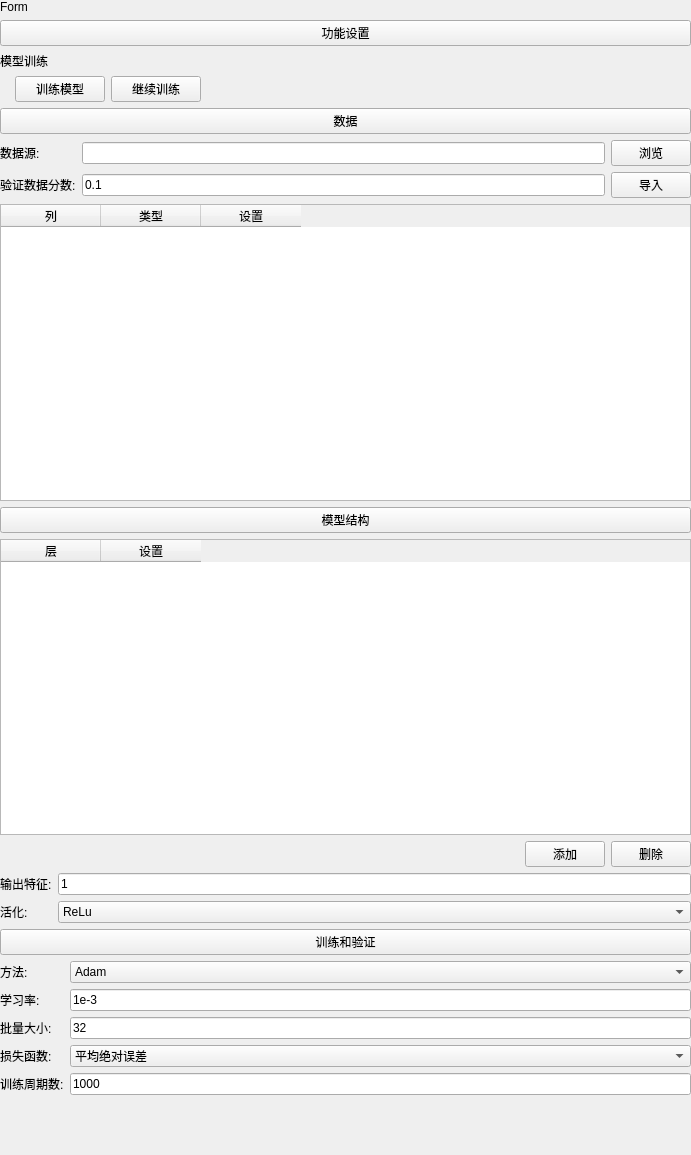
Above: plugins/Base_SurrogateModel/DNNModel.ui from asd977/base_cae before the change. Below: the same form after it.
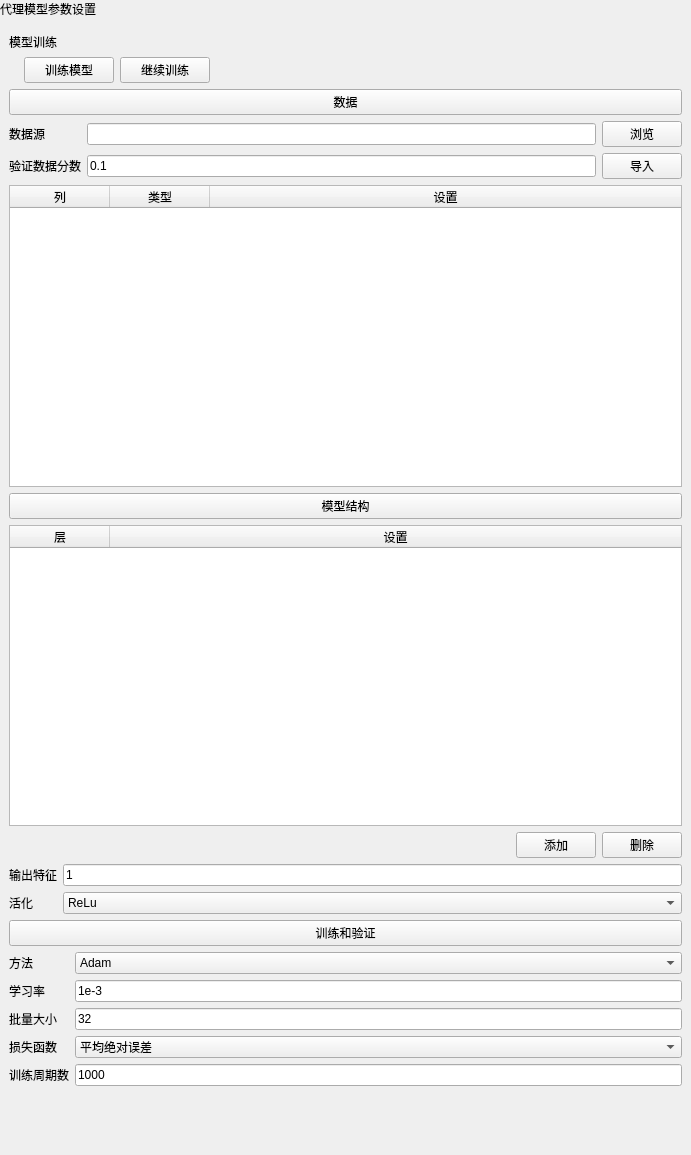
That is the form after the change.

```diff
--- a/plugins/Base_SurrogateModel/DNNModel.ui
+++ b/plugins/Base_SurrogateModel/DNNModel.ui
@@ -30,19 +30,35 @@
     <number>0</number>
    </property>
       <item>
-    <widget class="QLabel" name="pageNameLabel">
+    <widget class="QLabel" name="pageHeaderLabel">
+     <property name="sizePolicy">
+      <sizepolicy hsizetype="Preferred" vsizetype="Fixed">
+       <horstretch>0</horstretch>
+       <verstretch>0</verstretch>
+      </sizepolicy>
+     </property>
      <property name="text">
-      <string>Form</string>
+      <string>代理模型参数设置</string>
      </property>
     </widget>
    </item>
    <item>
-    <widget class="QPushButton" name="sectionTitleButton">
-     <property name="text">
-      <string>功能设置</string>
+    <layout class="QVBoxLayout" name="contentLayout">
+     <property name="leftMargin">
+      <number>9</number>
      </property>
-    </widget>
-   </item>
+     <property name="topMargin">
+      <number>9</number>
+     </property>
+     <property name="rightMargin">
+      <number>9</number>
+     </property>
+     <property name="bottomMargin">
+      <number>9</number>
+     </property>
+     <property name="spacing">
+      <number>6</number>
+     </property>
 <item>
     <widget class="QLabel" name="label_2">
      <property name="text">
@@ -131,12 +147,19 @@
    <item>
     <layout class="QGridLayout" name="gridLayout_3">
      <item row="0" column="1">
-      <widget class="QLineEdit" name="sourceFilelineEdit" />
+        <widget class="QLineEdit" name="sourceFilelineEdit">
+         <property name="minimumSize">
+          <size>
+           <width>10</width>
+           <height>0</height>
+          </size>
+         </property>
+        </widget>
      </item>
      <item row="0" column="0">
       <widget class="QLabel" name="label">
        <property name="text">
-        <string>数据源:</string>
+          <string>数据源</string>
        </property>
       </widget>
      </item>
@@ -162,7 +185,7 @@
      <item row="1" column="0">
       <widget class="QLabel" name="label_11">
        <property name="text">
-        <string>验证数据分数:</string>
+          <string>验证数据分数</string>
        </property>
       </widget>
      </item>
@@ -171,6 +194,12 @@
        <property name="text">
         <string>0.1</string>
        </property>
+         <property name="minimumSize">
+          <size>
+           <width>10</width>
+           <height>0</height>
+          </size>
+         </property>
       </widget>
      </item>
      <item row="1" column="2">
@@ -192,7 +221,7 @@
     <widget class="QTableWidget" name="sourceFileTableWidget">
      <property name="minimumSize">
       <size>
-       <width>0</width>
+         <width>10</width>
        <height>150</height>
       </size>
      </property>
@@ -211,6 +240,9 @@
        <string>设置</string>
       </property>
      </column>
+       <attribute name="horizontalHeaderStretchLastSection">
+        <bool>true</bool>
+       </attribute>
     </widget>
    </item>
    <item>
@@ -224,7 +256,7 @@
    <widget class="QTableWidget" name="layerWidget">
  <property name="minimumSize">
   <size>
-   <width>0</width>
+         <width>10</width>
    <height>200</height>
   </size>
  </property>
@@ -244,8 +276,10 @@
    <string>设置</string>
   </property>
  </column>
-</widget>
-
+       <attribute name="horizontalHeaderStretchLastSection">
+        <bool>true</bool>
+       </attribute>
+      </widget>
    </item>
    <item>
     <layout class="QHBoxLayout" name="horizontalLayout_3">
@@ -295,7 +329,7 @@
      <item row="0" column="0">
       <widget class="QLabel" name="label_3">
        <property name="text">
-        <string>输出特征:</string>
+          <string>输出特征</string>
        </property>
       </widget>
      </item>
@@ -321,6 +355,12 @@
          <string>tanh</string>
         </property>
        </item>
+         <property name="minimumSize">
+          <size>
+           <width>10</width>
+           <height>0</height>
+          </size>
+         </property>
       </widget>
      </item>
      <item row="0" column="1">
@@ -328,12 +368,18 @@
        <property name="text">
         <string>1</string>
        </property>
+         <property name="minimumSize">
+          <size>
+           <width>10</width>
+           <height>0</height>
+          </size>
+         </property>
       </widget>
      </item>
      <item row="1" column="0">
       <widget class="QLabel" name="label_4">
        <property name="text">
-        <string>活化:</string>
+          <string>活化</string>
        </property>
       </widget>
      </item>
@@ -360,12 +406,18 @@
          <string>SGD</string>
         </property>
        </item>
+         <property name="minimumSize">
+          <size>
+           <width>10</width>
+           <height>0</height>
+          </size>
+         </property>
       </widget>
      </item>
      <item row="2" column="0">
       <widget class="QLabel" name="label_7">
        <property name="text">
-        <string>批量大小:</string>
+          <string>批量大小</string>
        </property>
       </widget>
      </item>
@@ -374,6 +426,12 @@
        <property name="text">
         <string>1e-3</string>
        </property>
+         <property name="minimumSize">
+          <size>
+           <width>10</width>
+           <height>0</height>
+          </size>
+         </property>
       </widget>
      </item>
      <item row="2" column="1">
@@ -381,12 +439,18 @@
        <property name="text">
         <string>32</string>
        </property>
+         <property name="minimumSize">
+          <size>
+           <width>10</width>
+           <height>0</height>
+          </size>
+         </property>
       </widget>
      </item>
      <item row="1" column="0">
       <widget class="QLabel" name="label_6">
        <property name="text">
-        <string>学习率:</string>
+          <string>学习率</string>
        </property>
       </widget>
      </item>
@@ -399,21 +463,21 @@
         </sizepolicy>
        </property>
        <property name="text">
-        <string>方法:</string>
+          <string>方法</string>
        </property>
       </widget>
      </item>
      <item row="3" column="0">
       <widget class="QLabel" name="label_8">
        <property name="text">
-        <string>损失函数:</string>
+          <string>损失函数</string>
        </property>
       </widget>
      </item>
      <item row="4" column="0">
       <widget class="QLabel" name="label_9">
        <property name="text">
-        <string>训练周期数:</string>
+          <string>训练周期数</string>
        </property>
       </widget>
      </item>
@@ -429,6 +493,12 @@
          <string>均方根误差</string>
         </property>
        </item>
+         <property name="minimumSize">
+          <size>
+           <width>10</width>
+           <height>0</height>
+          </size>
+         </property>
       </widget>
      </item>
      <item row="4" column="1">
@@ -436,6 +506,12 @@
        <property name="text">
         <string>1000</string>
        </property>
+         <property name="minimumSize">
+          <size>
+           <width>10</width>
+           <height>0</height>
+          </size>
+         </property>
       </widget>
      </item>
     </layout>
@@ -455,6 +531,8 @@
       </size>
      </property>
     </spacer>
+     </item>
+    </layout>
    </item>
   </layout>
  </widget>
```
Left out of the diff: 2 changed lines with no effect on the pictures. Lines whose indentation alone changed are shown as unchanged.
